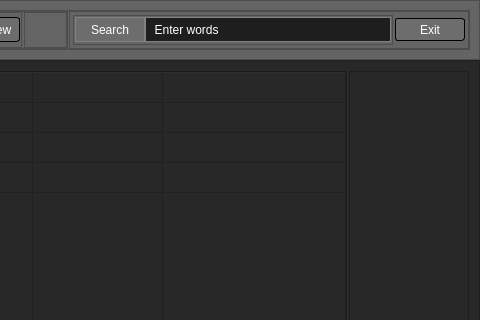
Before: the Qt Designer form graphic_main.ui in AndreSci/TRADER_pars, drawn with Qt 5; both pictures show x 240 to 720 and y 0 to 320 of the 720 by 686 pixel window.
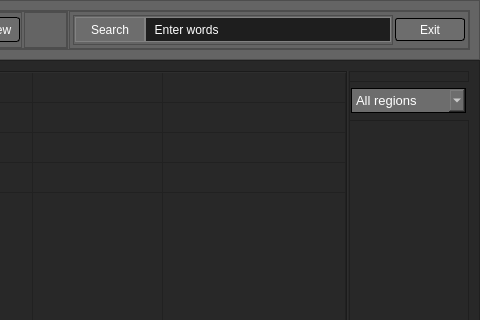
After: the same form once the commit is applied. The open tabs and pages were chosen to show the change.

Commit message: Add comboBox for select region

The edit to the form file:
```diff
--- a/graphic_main.ui
+++ b/graphic_main.ui
@@ -562,6 +562,102 @@
             <property name="frameShadow">
              <enum>QFrame::Raised</enum>
             </property>
+            <widget class="QFrame" name="frame_7">
+             <property name="geometry">
+              <rect>
+               <x>0</x>
+               <y>10</y>
+               <width>125</width>
+               <height>40</height>
+              </rect>
+             </property>
+             <property name="minimumSize">
+              <size>
+               <width>110</width>
+               <height>40</height>
+              </size>
+             </property>
+             <property name="maximumSize">
+              <size>
+               <width>16777215</width>
+               <height>40</height>
+              </size>
+             </property>
+             <property name="frameShape">
+              <enum>QFrame::StyledPanel</enum>
+             </property>
+             <property name="frameShadow">
+              <enum>QFrame::Raised</enum>
+             </property>
+             <layout class="QVBoxLayout" name="verticalLayout_2">
+              <property name="leftMargin">
+               <number>1</number>
+              </property>
+              <property name="topMargin">
+               <number>1</number>
+              </property>
+              <property name="rightMargin">
+               <number>1</number>
+              </property>
+              <property name="bottomMargin">
+               <number>1</number>
+              </property>
+              <item>
+               <widget class="QComboBox" name="Regions_Box">
+                <property name="minimumSize">
+                 <size>
+                  <width>115</width>
+                  <height>25</height>
+                 </size>
+                </property>
+                <property name="maximumSize">
+                 <size>
+                  <width>115</width>
+                  <height>25</height>
+                 </size>
+                </property>
+                <property name="font">
+                 <font>
+                  <pointsize>10</pointsize>
+                  <italic>false</italic>
+                  <underline>false</underline>
+                  <strikeout>false</strikeout>
+                 </font>
+                </property>
+                <property name="styleSheet">
+                 <string notr="true">QComboBox {
+	border: 1px solid;
+	background-color: rgb(109, 109, 109);
+	color: rgb(255, 255, 255);
+}
+QComboBox:hover {
+	background-color: rgb(133, 133, 133);
+	color: rgb(255, 255, 255);
+}
+QComboBox:pressed {	
+	background-color: rgb(133, 133, 133);
+	color: rgb(255, 255, 255);
+}</string>
+                </property>
+                <item>
+                 <property name="text">
+                  <string>All regions</string>
+                 </property>
+                </item>
+                <item>
+                 <property name="text">
+                  <string>Moscow</string>
+                 </property>
+                </item>
+                <item>
+                 <property name="text">
+                  <string>Moscow region</string>
+                 </property>
+                </item>
+               </widget>
+              </item>
+             </layout>
+            </widget>
            </widget>
           </item>
          </layout>
```
Left out of the diff: 2 changed lines with no effect on the pictures. The commit also changes 3 other files.
